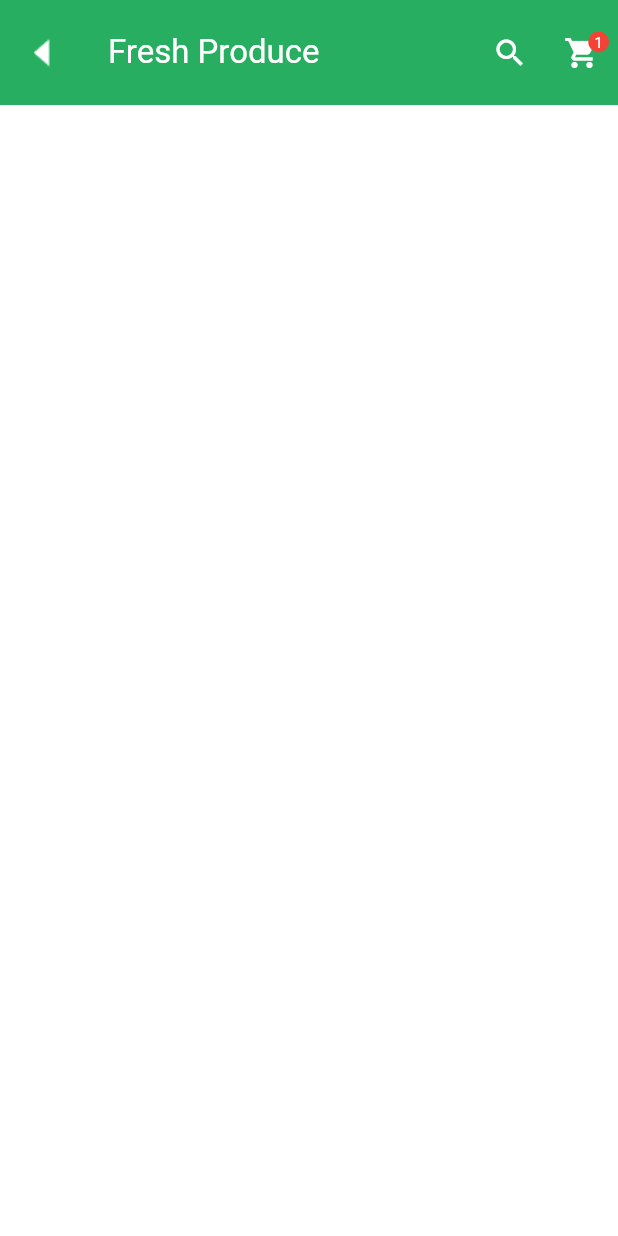
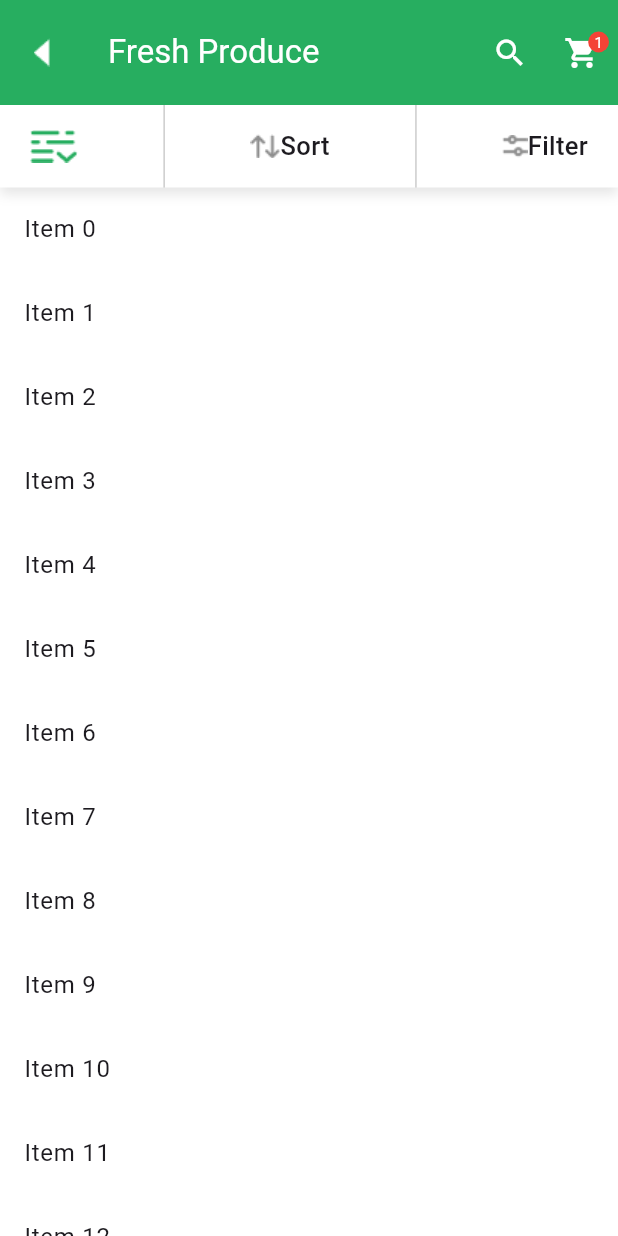
Before and after one commit to pokaktechnologies/supermarket-cust-fe, a Flutter app: the CategoryProduct screen opened directly, on a phone screen of 412 x 824 dp. Run offline on Flutter 3.47's test engine with Material 3 defaults, Android fonts, the phone set to English and light mode, and no system bars.

Commit message:
category product page stable section completed

```diff
--- a/lib/core/themes/app_assets.dart
+++ b/lib/core/themes/app_assets.dart
@@ -48,4 +48,8 @@ class AppAssets {
 
   static const String categoryBannerImg = 'assets/images/Vector (46).png';
   static const String backArrow = 'assets/arrow_back_icon.png';
+
+  static const String expandIcon = 'assets/images/expand_icon.png';
+  static const String filterIcon = 'assets/images/filter_icon.png';
+  static const String sortIcon = 'assets/images/sort_icon.png';
 }
--- a/lib/views/category/category_product.dart
+++ b/lib/views/category/category_product.dart
@@ -49,7 +49,77 @@ class CategoryProduct extends StatelessWidget {
         ],
       ),
 
+      body: Column(
+        children: [
+          Container(
+            height: 55,
+            width: double.infinity,
+            decoration: BoxDecoration(
+              color: AppColors.white,
+              boxShadow: [
+                BoxShadow(
+                  color: Colors.black.withOpacity(0.1),
+                  offset: Offset(0, 4), // Only on bottom
+                  blurRadius: 6,
+                ),
+              ],
+            ),
+            child: Padding(
+              padding: const EdgeInsets.symmetric(horizontal: 20),
+              child: Row(
+                mainAxisAlignment: MainAxisAlignment.spaceBetween,
+                children: [
+                  Image.asset(AppAssets.expandIcon),
+                  dividerContainer(),
+                  Row(
+                    children: [
+                      Image.asset(AppAssets.sortIcon),
+                      Text(
+                        "Sort",
+                        style: TextStyle(
+                          fontSize: 17,
+                          fontWeight: FontWeight.w500,
+                        ),
+                      ),
+                    ],
+                  ),
+                  dividerContainer(),
+                  Row(
+                    children: [
+                      Image.asset(AppAssets.filterIcon),
+                      Text(
+                        "Filter",
+                        style: TextStyle(
+                          fontSize: 17,
+                          fontWeight: FontWeight.w500,
+                        ),
+                      ),
+                    ],
+                  ),
+                ],
+              ),
+            ),
+          ),
 
+          Expanded(
+            child: ListView.builder(
+              itemCount: 20,
+              itemBuilder: (context, index) {
+                return ListTile(title: Text("Item $index"));
+              },
+            ),
+          ),
+        ],
+      ),
     );
   }
 }
+
+Widget dividerContainer() {
+  return Container(
+    height: 55,
+    width: 1,
+    // margin: EdgeInsets.symmetric(horizontal: 16),
+    color: Colors.black.withOpacity(0.2), // same feel as shadow
+  );
+}
```
Also changed, not shown: assets/images/expand_icon.png (added), assets/images/filter_icon.png (added), assets/images/sort_icon.png (added).
